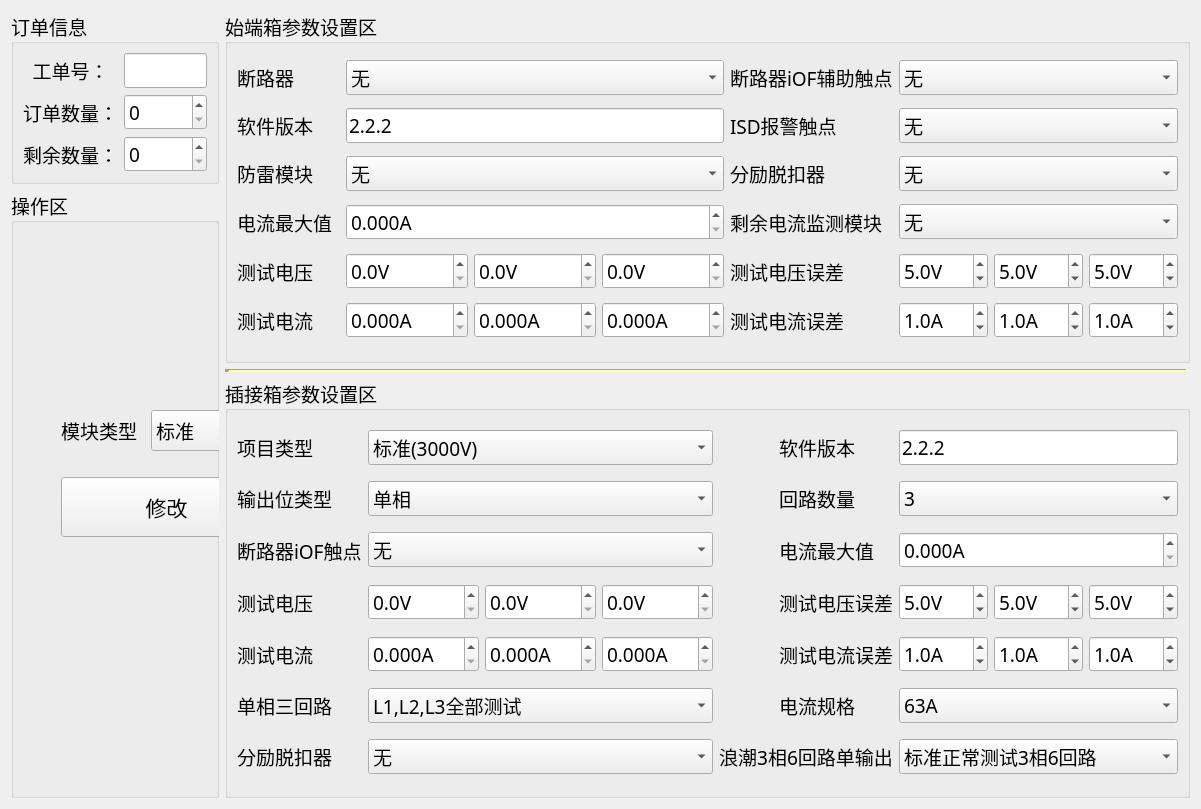
This is ProductEvalTool/qc-busbar/setups/setting.ui in ChinaClever/ProductEvalTool as Qt 5 draws it before an edit. The edited form follows.
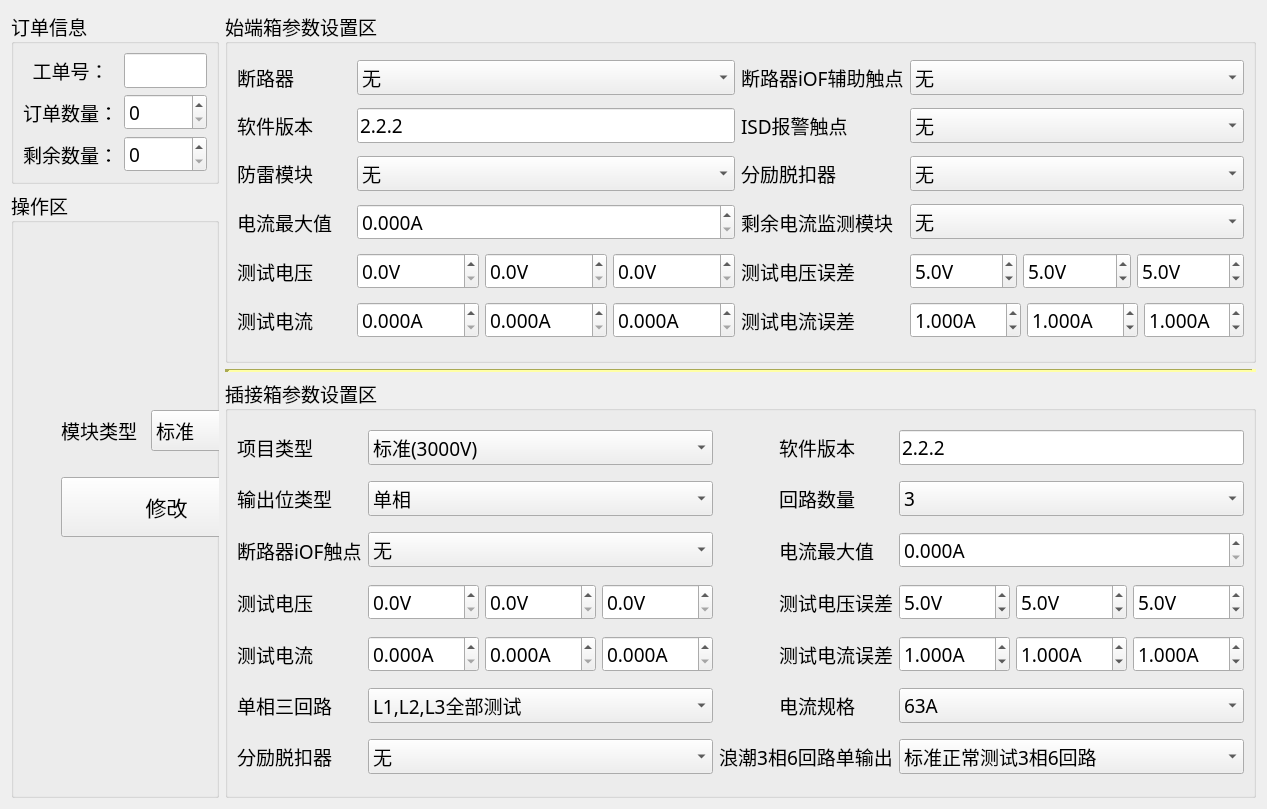
This is the edited form.

The edit to the form file:
```diff
--- a/ProductEvalTool/qc-busbar/setups/setting.ui
+++ b/ProductEvalTool/qc-busbar/setups/setting.ui
@@ -6,7 +6,7 @@
    <rect>
     <x>0</x>
     <y>0</y>
-    <width>1187</width>
+    <width>1207</width>
     <height>809</height>
    </rect>
   </property>
@@ -269,10 +269,10 @@
            <string>A</string>
           </property>
           <property name="decimals">
-           <number>1</number>
+           <number>3</number>
           </property>
           <property name="maximum">
-           <double>10.000000000000000</double>
+           <double>100.000000000000000</double>
           </property>
           <property name="singleStep">
            <double>0.100000000000000</double>
@@ -288,10 +288,10 @@
            <string>A</string>
           </property>
           <property name="decimals">
-           <number>1</number>
+           <number>3</number>
           </property>
           <property name="maximum">
-           <double>10.000000000000000</double>
+           <double>100.000000000000000</double>
           </property>
           <property name="singleStep">
            <double>0.100000000000000</double>
@@ -307,7 +307,7 @@
            <string>A</string>
           </property>
           <property name="decimals">
-           <number>1</number>
+           <number>3</number>
           </property>
           <property name="maximum">
            <double>10.000000000000000</double>
@@ -1044,10 +1044,10 @@
            <string>A</string>
           </property>
           <property name="decimals">
-           <number>1</number>
+           <number>3</number>
           </property>
           <property name="maximum">
-           <double>10.000000000000000</double>
+           <double>100.000000000000000</double>
           </property>
           <property name="singleStep">
            <double>0.010000000000000</double>
@@ -1063,10 +1063,10 @@
            <string>A</string>
           </property>
           <property name="decimals">
-           <number>1</number>
+           <number>3</number>
           </property>
           <property name="maximum">
-           <double>10.000000000000000</double>
+           <double>100.000000000000000</double>
           </property>
           <property name="singleStep">
            <double>0.010000000000000</double>
@@ -1082,10 +1082,10 @@
            <string>A</string>
           </property>
           <property name="decimals">
-           <number>1</number>
+           <number>3</number>
           </property>
           <property name="maximum">
-           <double>10.000000000000000</double>
+           <double>100.000000000000000</double>
           </property>
           <property name="singleStep">
            <double>0.010000000000000</double>
```
Left out of the diff: 36 changed lines with no effect on the pictures.
